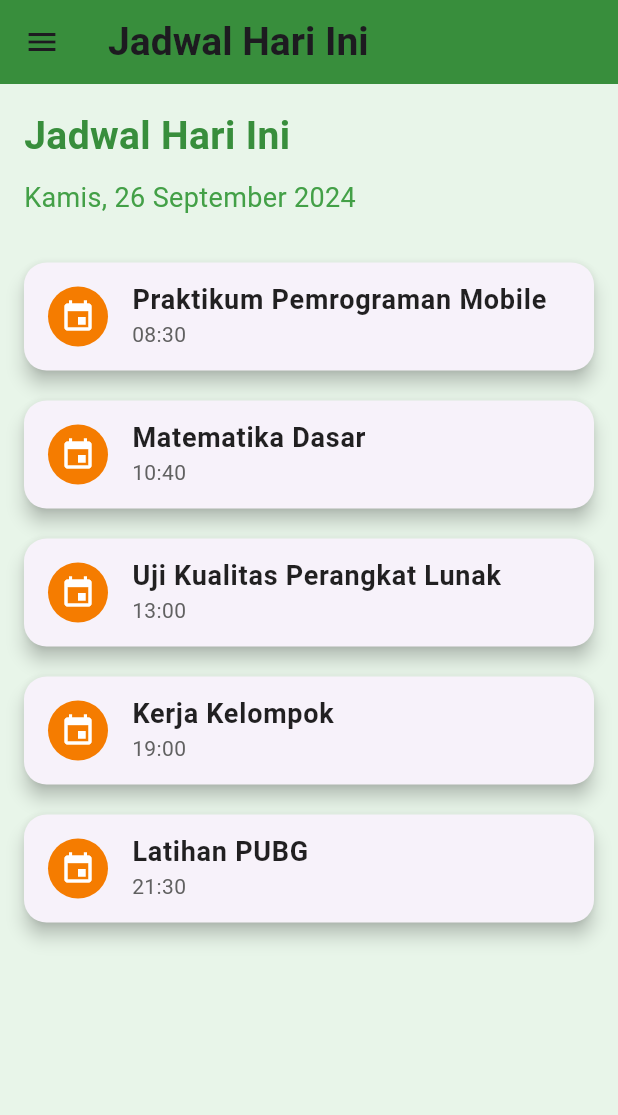
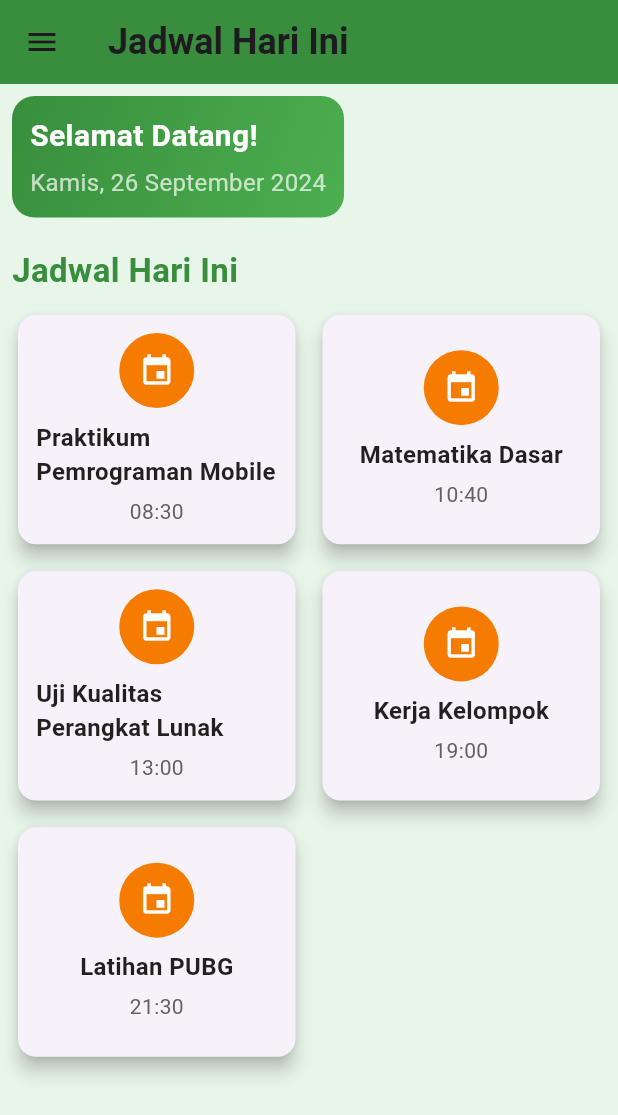
Before and after one commit to DestianArdanAlfatanu/LabMobile3_Destian-Ardan-Alfatanu_Shift-E, a Flutter app: the DashboardPage screen opened by its route, on a phone screen of 412 x 824 dp. Shown: the top 1115 px of the screen. Run offline on Flutter 3.47's test engine with Material 3 defaults, Android fonts, the phone set to English and light mode, and no system bars; our stand-ins replace shared_preferences; accounts and stored records are empty.

Commit message:
Update dashboard_page.dart

```diff
--- a/lib/pages/dashboard_page.dart
+++ b/lib/pages/dashboard_page.dart
@@ -17,66 +17,111 @@ class DashboardPage extends StatelessWidget {
         title: Text(
           'Jadwal Hari Ini',
           style: TextStyle(
-            fontSize: 26,
+            fontSize: 24, // Adjusted font size for mobile
             fontWeight: FontWeight.bold,
           ),
         ),
         backgroundColor: Colors.green.shade700,
       ),
       body: Padding(
-        padding: const EdgeInsets.all(16.0),
+        padding: const EdgeInsets.all(8.0), // Reduced padding for mobile
         child: Column(
           crossAxisAlignment: CrossAxisAlignment.start,
           children: [
-            // Header Welcome
+            // Welcome Message
+            Container(
+              decoration: BoxDecoration(
+                borderRadius: BorderRadius.circular(15),
+                gradient: LinearGradient(
+                  colors: [Colors.green.shade700, Colors.green.shade500],
+                  begin: Alignment.topLeft,
+                  end: Alignment.bottomRight,
+                ),
+              ),
+              padding: EdgeInsets.all(12), // Reduced padding
+              child: Column(
+                crossAxisAlignment: CrossAxisAlignment.start,
+                children: [
+                  Text(
+                    'Selamat Datang!',
+                    style: TextStyle(
+                      fontSize: 20, // Adjusted font size
+                      fontWeight: FontWeight.bold,
+                      color: Colors.white,
+                    ),
+                  ),
+                  SizedBox(height: 5),
+                  Text(
+                    'Kamis, 26 September 2024',
+                    style: TextStyle(
+                      fontSize: 16, // Adjusted font size
+                      color: Colors.white70,
+                    ),
+                  ),
+                ],
+              ),
+            ),
+            SizedBox(height: 20),
+
+            // Today's Schedule Header
             Text(
               'Jadwal Hari Ini',
               style: TextStyle(
-                fontSize: 26,
+                fontSize: 22, // Adjusted font size
                 fontWeight: FontWeight.bold,
                 color: Colors.green.shade700,
               ),
             ),
             SizedBox(height: 10),
-            Text(
-              'Kamis, 26 September 2024',
-              style: TextStyle(fontSize: 18, color: Colors.green.shade600),
+
+            // Schedule List
+            Expanded(
+              child: GridView.builder(
+                gridDelegate: SliverGridDelegateWithFixedCrossAxisCount(
+                  crossAxisCount: 2,
+                  mainAxisSpacing: 10,
+                  crossAxisSpacing: 10,
+                  childAspectRatio: 1.2, // Adjusted aspect ratio for better fit
                 ),
-            SizedBox(height: 20),
-
-            // Jadwal Hari Ini
-            Expanded(
-              child: ListView.builder(
                 itemCount: todaySchedule.length,
                 itemBuilder: (context, index) {
                   return Card(
                     shape: RoundedRectangleBorder(
-                      borderRadius: BorderRadius.circular(15),
+                      borderRadius: BorderRadius.circular(12),
                     ),
                     elevation: 5,
-                    margin: EdgeInsets.symmetric(vertical: 10),
-                    child: ListTile(
-                      leading: CircleAvatar(
+                    child: Padding(
+                      padding: const EdgeInsets.all(12), // Reduced padding
+                      child: Column(
+                        mainAxisAlignment: MainAxisAlignment.center,
+                        children: [
+                          CircleAvatar(
+                            radius: 25, // Adjusted size for mobile
                             backgroundColor: Colors.orange.shade700,
                             child: Icon(
                               Icons.event,
                               color: Colors.white,
+                              size: 24, // Adjusted icon size
                             ),
                           ),
-                      title: Text(
+                          SizedBox(height: 8), // Reduced space
+                          Text(
                             todaySchedule[index]['event']!,
                             style: TextStyle(
-                          fontSize: 18,
+                              fontSize: 16, // Adjusted font size
                               color: Colors.black87,
                               fontWeight: FontWeight.w600,
                             ),
                           ),
-                      subtitle: Text(
+                          SizedBox(height: 5),
+                          Text(
                             todaySchedule[index]['time']!,
                             style: TextStyle(
                               color: Colors.grey[700],
-                          fontSize: 14,
+                              fontSize: 14, // Adjusted font size
                             ),
+                          ),
+                        ],
                       ),
                     ),
                   );
@@ -86,7 +131,7 @@ class DashboardPage extends StatelessWidget {
           ],
         ),
       ),
-      drawer: SideMenu(), // Drawer dengan SideMenu
+      drawer: SideMenu(), // Drawer with SideMenu
     );
   }
 }
```
Lines whose indentation alone changed are shown as unchanged.
